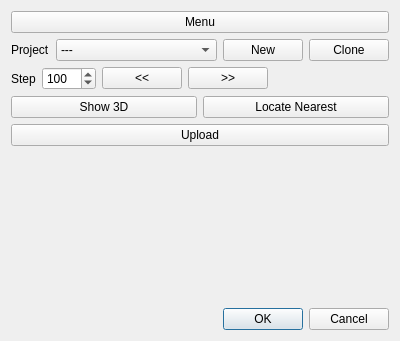
janelia-flyem/NeuTu, file neurolabi/gui/dialogs/zflyemroitooldialog.ui: the form before one commit.
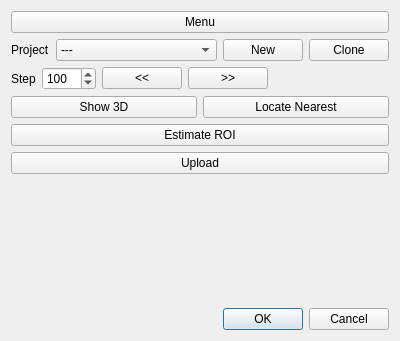
The form after the commit. Custom widgets are drawn as their Qt base class.

The edit to the form file:
```diff
--- a/neurolabi/gui/dialogs/zflyemroitooldialog.ui
+++ b/neurolabi/gui/dialogs/zflyemroitooldialog.ui
@@ -130,6 +130,13 @@
      </item>
     </layout>
    </item>
+   <item>
+    <widget class="QPushButton" name="estimatePushButton">
+     <property name="text">
+      <string>Estimate ROI</string>
+     </property>
+    </widget>
+   </item>
    <item>
     <widget class="QPushButton" name="uploadPushButton">
      <property name="text">
```
